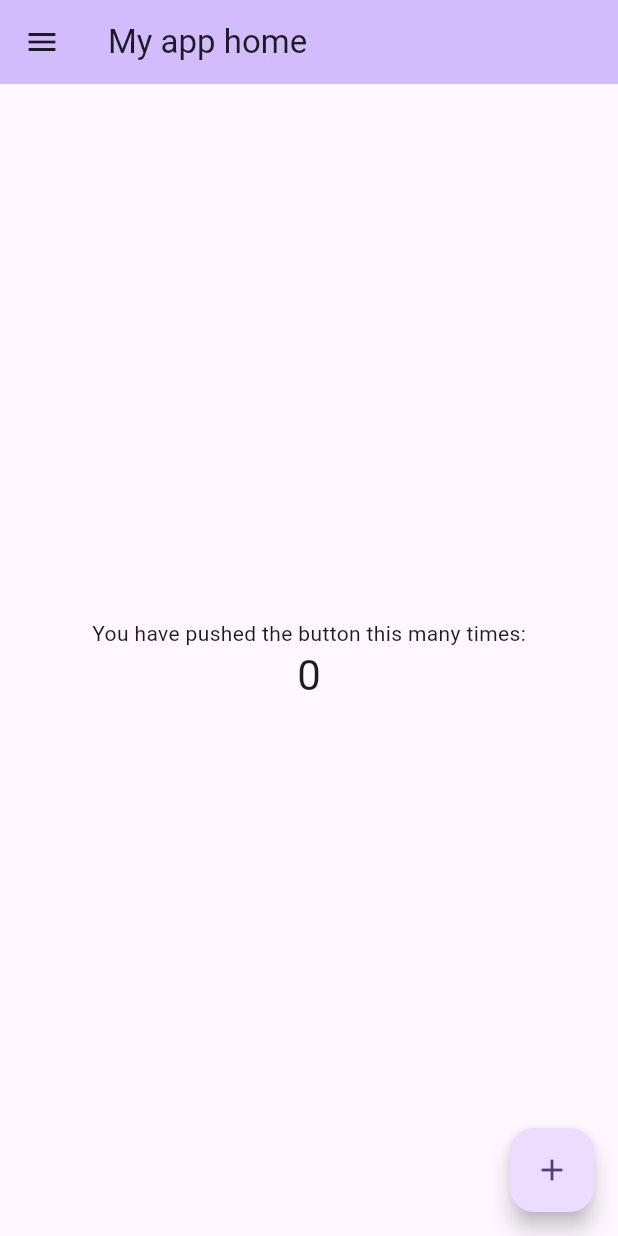
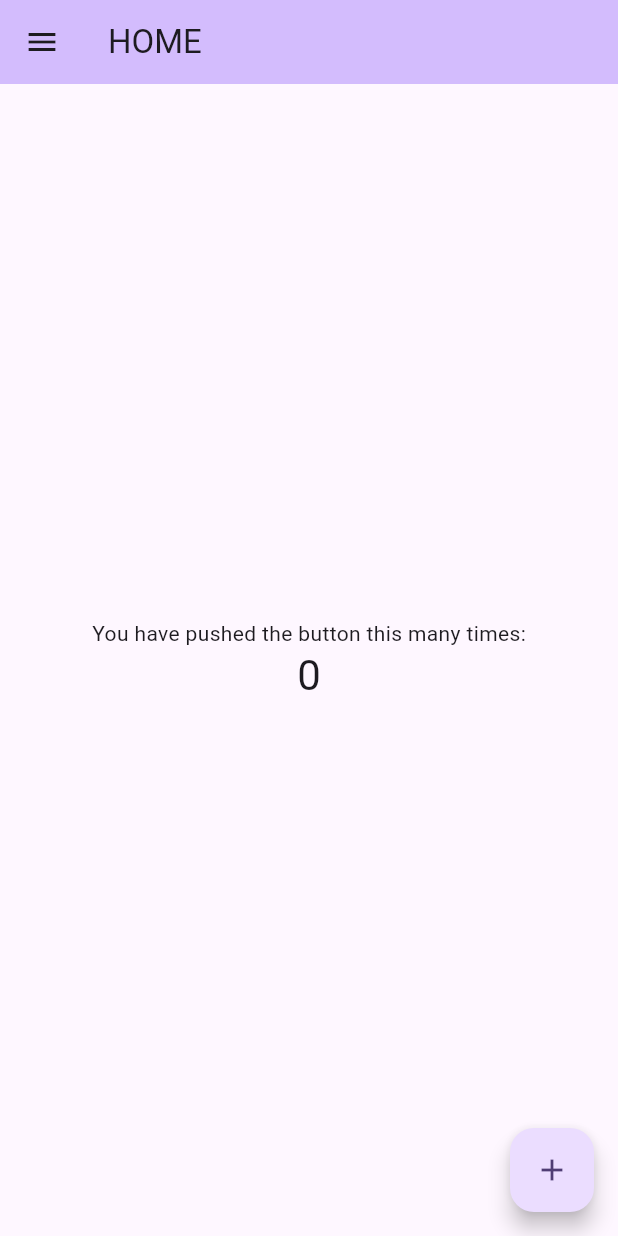
Before and after one commit to leleleno/viewer_app, a Flutter app: the screen it shows after launch, on a phone screen of 412 x 824 dp. Run offline on Flutter 3.47's test engine with Material 3 defaults, Android fonts, the phone set to English and light mode, and no system bars.

```diff
--- a/lib/main.dart
+++ b/lib/main.dart
@@ -1,4 +1,4 @@
-import 'package:first_app/uis.dart';
+import 'package:first_app/pages/home.dart';
 import 'package:flutter/material.dart';
 
 void main() {
@@ -12,61 +12,15 @@ class MyApp extends StatelessWidget {
   @override
   Widget build(BuildContext context) {
     return MaterialApp(
-      title: 'Flutter Demo',
+      title: 'My first app',
       theme: ThemeData(
         colorScheme: ColorScheme.fromSeed(seedColor: Colors.deepPurple),
         useMaterial3: true,
       ),
-      home: const MyHomePage(title: 'My app home'),
+      home: Home(),
+      routes: <String, WidgetBuilder> {
+        '/home': (BuildContext context) => Home(),
+      },
     );
   }
 }
-
-class MyHomePage extends StatefulWidget {
-  const MyHomePage({super.key, required this.title});
-
-  final String title;
-
-  @override
-  State<MyHomePage> createState() => _MyHomePageState();
-}
-
-class _MyHomePageState extends State<MyHomePage> {
-  int _counter = 0;
-  final int _selectedIndex = 0;
-
-  void _incrementCounter() {
-    setState(() {
-      _counter++;
-    });
-  }
-
-  @override
-  Widget build(BuildContext context) {
-    return Scaffold(
-      appBar: myAppbar(context, widget.title),
-      drawer: myDrawer(context, _selectedIndex),
-      body: Center(
-        // Center is a layout widget. It takes a single child and positions it
-        // in the middle of the parent.
-        child: Column(
-          mainAxisAlignment: MainAxisAlignment.center,
-          children: <Widget>[
-            const Text(
-              'You have pushed the button this many times:',
-            ),
-            Text(
-              '$_counter',
-              style: Theme.of(context).textTheme.headlineMedium,
-            ),
-          ],
-        ),
-      ),
-      floatingActionButton: FloatingActionButton(
-        onPressed: _incrementCounter,
-        tooltip: 'Increment',
-        child: const Icon(Icons.add),
-      ), // This trailing comma makes auto-formatting nicer for build methods.
-    );
-  }
-}
--- a/lib/pages/home.dart
+++ b/lib/pages/home.dart
@@ -1,16 +1,16 @@
 import 'package:first_app/pages/uis.dart';
 import 'package:flutter/material.dart';
 
-class MyHomePage extends StatefulWidget {
-  const MyHomePage({super.key});
+class Home extends StatefulWidget {
+  const Home({super.key});
 
   final String title = "HOME";
 
   @override
-  State<MyHomePage> createState() => _MyHomePageState();
+  State<Home> createState() => _HomeState();
 }
 
-class _MyHomePageState extends State<MyHomePage> {
+class _HomeState extends State<Home> {
   int _counter = 0;
   final int _selectedIndex = 0;
 
--- a/lib/uis.dart
+++ /dev/null
@@ -1,79 +0,0 @@
-// import 'package:first_app/card_page.dart';
-import 'package:first_app/search_page.dart';
-import 'package:flutter/material.dart';
-
-AppBar myAppbar(BuildContext context, String title) {
-  return AppBar(
-    // TRY THIS: Try changing the color here to a specific color (to
-    // Colors.amber, perhaps?) and trigger a hot reload to see the AppBar
-    // change color while the other colors stay the same.
-    backgroundColor: Theme.of(context).colorScheme.inversePrimary,
-    // Here we take the value from the MyHomePage object that was created by
-    // the App.build method, and use it to set our appbar title.
-    title: Text(title),
-  );
-}
-
-Drawer myDrawer(BuildContext context, int index) {
-  return Drawer(
-    child: ListView(
-      padding: EdgeInsets.zero,
-      children: <Widget>[
-        DrawerHeader(
-          decoration: BoxDecoration(
-              color: Theme.of(context).colorScheme.inversePrimary),
-          child: const Center(child: Text('Drawer Header')),
-        ),
-        ListTile(
-          leading: const Icon(Icons.home),
-          title: const Text('home'),
-          selected: index == 0,
-          onTap: () {
-            Navigator.pop(context);
-            Navigator.of(context).popUntil((route) => route.isFirst);
-          },
-        ),
-        ListTile(
-          leading: const Icon(Icons.search),
-          title: const Text('search'),
-          selected: index == 1,
-          onTap: () {
-            Navigator.pop(context);
-            Navigator.of(context).push(
-                MaterialPageRoute(builder: (context) => const SearchPage()));
-          },
-        ),
-        ListTile(
-          leading: const Icon(Icons.favorite),
-          title: const Text('favorite'),
-          selected: index == 2,
-          onTap: () {
-            setState(() {});
-            Navigator.pop(context);
-          },
-        ),
-        ListTile(
-          leading: const Icon(Icons.history),
-          title: const Text('history'),
-          selected: index == 3,
-          onTap: () {
-            setState(() {});
-            Navigator.pop(context);
-          },
-        ),
-        const Divider(),
-        ListTile(
-          leading: const Icon(Icons.settings),
-          title: const Text('settings'),
-          selected: index == 4,
-          onTap: () {
-            setState(() {});
-            Navigator.pop(context);
-          },
-        ),
-      ],
-    ),
-  );
-}
-
-void setState(Null Function() param0) {}
```
Also changed, not shown: lib/card_page.dart (deleted, +0 -67 lines), lib/pages/card.dart (+26 -51 lines), lib/pages/favorite.dart (+4 -4 lines), lib/pages/history.dart (+4 -4 lines), lib/pages/search.dart (+16 -15 lines), lib/pages/settings.dart (+19 -7 lines), lib/pages/uis.dart (+16 -4 lines), lib/search_page.dart (deleted, +0 -49 lines).
